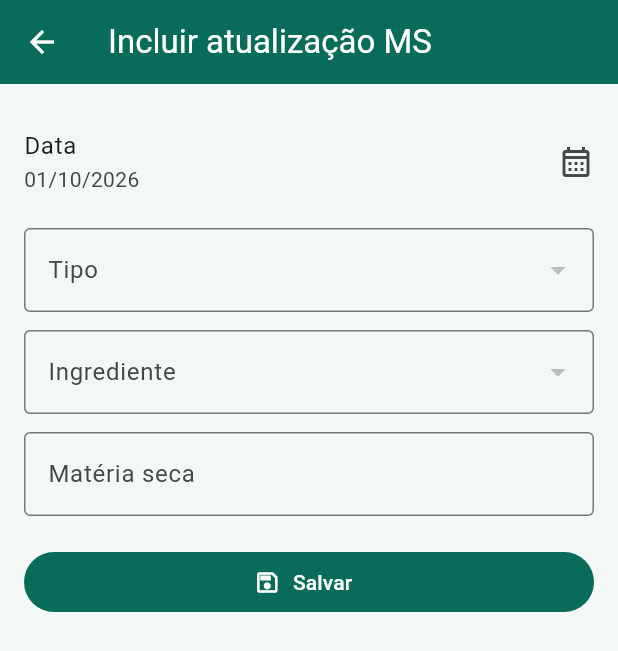
After one commit to Felippy-rocha/cowsystem, a Flutter app: the DryMatterHistoryPage screen opened directly, after a tap on the "add" icon, on a phone screen of 412 x 824 dp. The commit adds this screen. Shown: the top 651 px of the screen. Run offline on Flutter 3.47's test engine with Material 3 defaults, Android fonts, the phone set to English and light mode, and no system bars; missing offline and left inert: android_id; network calls fail.

Commit message:
Implement dry matter history

```diff
--- /dev/null
+++ b/lib/data/dry_matter_history_repository.dart
@@ -0,0 +1,225 @@
+import 'dart:convert';
+
+import 'soap_client.dart';
+
+class DryMatterChoice {
+  const DryMatterChoice({required this.code, required this.name});
+
+  final int code;
+  final String name;
+
+  factory DryMatterChoice.fromJson(Map<String, dynamic> json) =>
+      DryMatterChoice(
+        code: _dmInt(_dmField(json, 'CODIGO')),
+        name: '${_dmField(json, 'NOME') ?? ''}'.trim(),
+      );
+}
+
+class DryMatterHistoryRecord {
+  const DryMatterHistoryRecord({
+    required this.id,
+    required this.typeCode,
+    required this.typeName,
+    required this.date,
+    required this.ingredientCode,
+    required this.dietCode,
+    required this.entityName,
+    required this.percentage,
+  });
+
+  final int id;
+  final int typeCode;
+  final String typeName;
+  final String date;
+  final int ingredientCode;
+  final int dietCode;
+  final String entityName;
+  final double percentage;
+
+  factory DryMatterHistoryRecord.fromJson(Map<String, dynamic> json) =>
+      DryMatterHistoryRecord(
+        id: _dmInt(_dmField(json, 'ID')),
+        typeCode: _dmInt(_dmField(json, 'CODTIPO')),
+        typeName: '${_dmField(json, 'TIPO') ?? ''}'.trim(),
+        date: '${_dmField(json, 'DATA') ?? ''}'.trim(),
+        ingredientCode: _dmInt(_dmField(json, 'CODINGREDIENTE')),
+        dietCode: _dmInt(_dmField(json, 'CODDIETA')),
+        entityName: '${_dmField(json, 'ENTIDADE') ?? ''}'.trim(),
+        percentage: _dmDouble(_dmField(json, 'MS')),
+      );
+}
+
+class DryMatterHistoryRepository {
+  DryMatterHistoryRepository({required this.soapClient});
+
+  final SoapClient soapClient;
+
+  Future<List<DryMatterChoice>> fetchTypes() async {
+    final rows = await _query(
+      'SELECT CODIGO, DESCRICAO AS NOME FROM TB_TIPOHISTORICOMS ORDER BY CODIGO',
+    );
+    return rows.map(DryMatterChoice.fromJson).toList(growable: false);
+  }
+
+  Future<List<DryMatterChoice>> fetchDiets() async {
+    final rows = await _query(
+      'SELECT CODDIETA AS CODIGO, DESCRICAO AS NOME FROM TB_DIETA ORDER BY DESCRICAO',
+    );
+    return rows.map(DryMatterChoice.fromJson).toList(growable: false);
+  }
+
+  Future<List<DryMatterChoice>> fetchIngredients() async {
+    final rows = await _query(
+      'SELECT CODINGREDIENTE AS CODIGO, INGREDIENTE AS NOME '
+      'FROM TB_INGREDIENTES ORDER BY INGREDIENTE',
+    );
+    return rows.map(DryMatterChoice.fromJson).toList(growable: false);
+  }
+
+  Future<List<DryMatterHistoryRecord>> fetchHistory({String date = ''}) async {
+    final filter = date.trim().isEmpty
+        ? ''
+        : 'WHERE TRY_CONVERT(date, H.DATA, 103) = ${dryMatterSqlDate(date)}';
+    final rows = await _query('''
+SELECT H.ID, H.CODTIPO, T.DESCRICAO AS TIPO, H.DATA,
+  H.CODINGREDIENTE, H.CODDIETA, H.MS,
+  CASE WHEN H.CODTIPO = 1 THEN D.DESCRICAO ELSE I.INGREDIENTE END AS ENTIDADE
+FROM TB_HISTORICOMS H
+INNER JOIN TB_TIPOHISTORICOMS T ON T.CODIGO = H.CODTIPO
+LEFT JOIN TB_INGREDIENTES I ON I.CODINGREDIENTE = H.CODINGREDIENTE
+LEFT JOIN TB_DIETA D ON D.CODDIETA = H.CODDIETA
+$filter
+ORDER BY H.ID DESC''');
+    return rows.map(DryMatterHistoryRecord.fromJson).toList(growable: false);
+  }
+
+  Future<void> save({
+    int id = -1,
+    required int typeCode,
+    required String date,
+    required int ingredientCode,
+    required int dietCode,
+    required double percentage,
+  }) => _execute(
+    dryMatterHistorySaveSql(
+      id: id,
+      typeCode: typeCode,
+      date: date,
+      ingredientCode: ingredientCode,
+      dietCode: dietCode,
+      percentage: percentage,
+    ),
+  );
+
+  Future<void> delete(int id) =>
+      _execute('DELETE FROM TB_HISTORICOMS WHERE ID = ${_dmPositive(id)};');
+
+  Future<List<Map<String, dynamic>>> _query(String sql) async {
+    final response = await soapClient.callResult(
+      action: 'Importar_Json',
+      password: const String.fromEnvironment('COWSYSTEM_SOAP_PASSWORD'),
+      body:
+          '<xSql>${_dmXmlEscape(sql)}</xSql>'
+          '<Sufixo>${_dmXmlEscape(soapClient.suffix)}</Sufixo>'
+          '<BancoLocal>false</BancoLocal>',
+    );
+    final value = response.trim();
+    if (value.startsWith('#ic#')) {
+      throw SoapException(
+        value.replaceFirst('#ic#', '').replaceFirst('#fc#', ''),
+      );
+    }
+    try {
+      final decoded = jsonDecode(value);
+      if (decoded is List) {
+        return decoded.whereType<Map<String, dynamic>>().toList();
+      }
+      if (decoded is Map<String, dynamic>) return [decoded];
+    } on FormatException {
+      throw SoapException(value.isEmpty ? 'Resposta vazia do Azure.' : value);
+    }
+    if (value.isEmpty) return const [];
+    throw SoapException(value);
+  }
+
+  Future<void> _execute(String sql) async {
+    final password = const String.fromEnvironment('COWSYSTEM_SOAP_PASSWORD');
+    final response = await soapClient.callResult(
+      action: 'ExecSql',
+      password: password,
+      body:
+          '<xSql>${_dmXmlEscape(sql)}</xSql>'
+          '<Login>${_dmXmlEscape(soapClient.username)}</Login>'
+          '<Senha>${_dmXmlEscape(password)}</Senha>'
+          '<Sufixo>${_dmXmlEscape(soapClient.suffix)}</Sufixo>'
+          '<BancoLocal>false</BancoLocal>',
+    );
+    if (response.contains('#ic#-1#fc#')) {
+      throw SoapException(
+        response.replaceFirst('#ic#', '').replaceFirst('#fc#', ''),
+      );
+    }
+  }
+}
+
+String dryMatterSqlDate(String value) {
+  final trimmed = value.trim();
+  final brazilian = RegExp(r'^(\d{2})/(\d{2})/(\d{4})$').firstMatch(trimmed);
+  final normalized = brazilian == null
+      ? trimmed
+      : '${brazilian.group(3)}-${brazilian.group(2)}-${brazilian.group(1)}';
+  if (!RegExp(r'^\d{4}-\d{2}-\d{2}$').hasMatch(normalized)) {
+    throw FormatException('Data de matéria seca inválida: $value');
+  }
+  final parts = normalized.split('-').map(int.parse).toList(growable: false);
+  final parsed = DateTime.utc(parts[0], parts[1], parts[2]);
+  if (parsed.year != parts[0] ||
+      parsed.month != parts[1] ||
+      parsed.day != parts[2]) {
+    throw FormatException('Data de matéria seca inválida: $value');
+  }
+  return "'$normalized'";
+}
+
+String dryMatterHistorySaveSql({
+  int id = -1,
+  required int typeCode,
+  required String date,
+  required int ingredientCode,
+  required int dietCode,
+  required double percentage,
+}) {
+  if (id < -1 ||
+      typeCode <= 0 ||
+      percentage <= 0 ||
+      (typeCode == 1 && dietCode <= 0) ||
+      (typeCode == 2 && ingredientCode <= 0)) {
+    throw ArgumentError(
+      'Informe tipo, dieta ou ingrediente e percentual MS válido.',
+    );
+  }
+  final value = percentage.toStringAsFixed(2);
+  return 'EXEC SP_TB_HISTORICOMS_INSERT $id, $typeCode, '
+      '${dryMatterSqlDate(date)}, $ingredientCode, $dietCode, $value;';
+}
+
+int _dmPositive(int value) {
+  if (value <= 0) throw ArgumentError.value(value, 'id');
+  return value;
+}
+
+dynamic _dmField(Map<String, dynamic> row, String name) {
+  for (final entry in row.entries) {
+    if (entry.key.toUpperCase() == name.toUpperCase()) return entry.value;
+  }
+  return null;
+}
+
+int _dmInt(Object? value) => int.tryParse('${value ?? 0}') ?? 0;
+
+double _dmDouble(Object? value) => double.tryParse('${value ?? 0}') ?? 0;
+
+String _dmXmlEscape(String value) => value
+    .replaceAll('&', '&amp;')
+    .replaceAll('<', '&lt;')
+    .replaceAll('>', '&gt;');
--- /dev/null
+++ b/lib/dry_matter_history_page.dart
@@ -0,0 +1,496 @@
+import 'package:flutter/material.dart';
+
+import 'data/client_routing.dart';
+import 'data/dry_matter_history_repository.dart';
+import 'data/soap_client.dart';
+
+class DryMatterHistoryPage extends StatefulWidget {
+  const DryMatterHistoryPage({super.key});
+
+  @override
+  State<DryMatterHistoryPage> createState() => _DryMatterHistoryPageState();
+}
+
+class _DryMatterHistoryPageState extends State<DryMatterHistoryPage> {
+  late final SoapClient _client;
+  late final DryMatterHistoryRepository _repository;
+  List<DryMatterHistoryRecord> _records = const [];
+  List<DryMatterChoice> _types = const [];
+  List<DryMatterChoice> _diets = const [];
+  List<DryMatterChoice> _ingredients = const [];
+  DateTime? _filterDate;
+  bool _loading = true;
+  String? _error;
+
+  @override
+  void initState() {
+    super.initState();
+    _client = SoapClient(suffix: ClientRoutingSession.suffix);
+    _repository = DryMatterHistoryRepository(soapClient: _client);
+    _load();
+  }
+
+  @override
+  void dispose() {
+    _client.close();
+    super.dispose();
+  }
+
+  Future<void> _load() async {
+    setState(() {
+      _loading = true;
+      _error = null;
+    });
+    try {
+      final results = await Future.wait([
+        _repository.fetchHistory(
+          date: _filterDate == null ? '' : _sqlDate(_filterDate!),
+        ),
+        _repository.fetchTypes(),
+        _repository.fetchDiets(),
+        _repository.fetchIngredients(),
+      ]);
+      if (!mounted) return;
+      setState(() {
+        _records = results[0] as List<DryMatterHistoryRecord>;
+        _types = results[1] as List<DryMatterChoice>;
+        _diets = results[2] as List<DryMatterChoice>;
+        _ingredients = results[3] as List<DryMatterChoice>;
+        _loading = false;
+      });
+    } on SoapException catch (error) {
+      if (mounted) {
+        setState(() {
+          _error = error.message;
+          _loading = false;
+        });
+      }
+    }
+  }
+
+  Future<void> _chooseDate() async {
+    final selected = await showDatePicker(
+      context: context,
+      initialDate: _filterDate ?? DateTime.now(),
+      firstDate: DateTime(2000),
+      lastDate: DateTime(2100),
+    );
+    if (selected == null) return;
+    setState(() => _filterDate = selected);
+    await _load();
+  }
+
+  Future<void> _openForm([DryMatterHistoryRecord? record]) async {
+    final saved = await Navigator.of(context).push<bool>(
+      MaterialPageRoute<bool>(
+        builder: (_) => DryMatterHistoryFormPage(
+          repository: _repository,
+          types: _types,
+          diets: _diets,
+          ingredients: _ingredients,
+          record: record,
+        ),
+      ),
+    );
+    if (saved == true) await _load();
+  }
+
+  Future<void> _delete(DryMatterHistoryRecord record) async {
+    final confirmed = await showDialog<bool>(
+      context: context,
+      builder: (context) => AlertDialog(
+        title: const Text('Excluir histórico?'),
+        content: Text('O registro de ${record.date} será removido.'),
+        actions: [
+          TextButton(
+            onPressed: () => Navigator.pop(context, false),
+            child: const Text('Cancelar'),
+          ),
+          FilledButton(
+            onPressed: () => Navigator.pop(context, true),
+            child: const Text('Excluir'),
+          ),
+        ],
+      ),
+    );
+    if (confirmed != true) return;
+    try {
+      await _repository.delete(record.id);
+      await _load();
+    } on SoapException catch (error) {
+      if (mounted) setState(() => _error = error.message);
+    }
+  }
+
+  @override
+  Widget build(BuildContext context) {
+    final colors = Theme.of(context).colorScheme;
+    return Scaffold(
+      appBar: AppBar(
+        title: const Text('Histórico de MS'),
+        backgroundColor: colors.primary,
+        foregroundColor: Colors.white,
+        actions: [
+          IconButton(
+            tooltip: 'Atualizar',
+            onPressed: _loading ? null : _load,
+            icon: const Icon(Icons.refresh),
+          ),
+          IconButton(
+            tooltip: 'Incluir atualização de MS',
+            onPressed: _loading ? null : () => _openForm(),
+            icon: const Icon(Icons.add),
+          ),
+        ],
+      ),
+      body: Column(
+        children: [
+          Padding(
+            padding: const EdgeInsets.fromLTRB(16, 12, 16, 8),
+            child: Row(
+              children: [
+                Expanded(
+                  child: InkWell(
+                    onTap: _loading ? null : _chooseDate,
+                    borderRadius: BorderRadius.circular(4),
+                    child: InputDecorator(
+                      decoration: const InputDecoration(
+                        labelText: 'Filtrar por data',
+                        prefixIcon: Icon(Icons.calendar_month_outlined),
+                        border: OutlineInputBorder(),
+                      ),
+                      child: Text(
+                        _filterDate == null
+                            ? 'Todas as datas'
+                            : _displayDate(_filterDate!),
+                      ),
+                    ),
+                  ),
+                ),
+                if (_filterDate != null)
+                  IconButton(
+                    tooltip: 'Limpar filtro',
+                    onPressed: () {
+                      setState(() => _filterDate = null);
+                      _load();
+                    },
+                    icon: const Icon(Icons.close),
+                  ),
+              ],
+            ),
+          ),
+          if (_loading) const LinearProgressIndicator(),
+          if (_error != null)
+            MaterialBanner(
+              content: Text(_error!),
+              actions: [
+                TextButton(
+                  onPressed: _load,
+                  child: const Text('Tentar novamente'),
+                ),
+              ],
+            ),
+          if (_records.isNotEmpty)
+            Padding(
+              padding: const EdgeInsets.fromLTRB(16, 8, 16, 2),
+              child: Align(
+                alignment: Alignment.centerLeft,
+                child: Text('${_records.length} registro(s)'),
+              ),
+            ),
+          Expanded(
+            child: _loading && _records.isEmpty
+                ? const Center(child: CircularProgressIndicator())
+                : _records.isEmpty
+                ? const Center(
+                    child: Text('Nenhuma atualização de MS registrada.'),
+                  )
+                : ListView.separated(
+                    padding: const EdgeInsets.fromLTRB(16, 6, 16, 20),
+                    itemCount: _records.length,
+                    separatorBuilder: (_, index) => const SizedBox(height: 6),
+                    itemBuilder: (context, index) {
+                      final record = _records[index];
+                      return Card(
+                        margin: EdgeInsets.zero,
+                        child: ListTile(
+                          leading: CircleAvatar(
+                            backgroundColor: colors.secondaryContainer,
+                            child: const Icon(Icons.opacity_outlined),
+                          ),
+                          title: Text(
+                            record.entityName,
+                            style: const TextStyle(fontWeight: FontWeight.w600),
+                          ),
+                          subtitle: Text('${record.typeName} · ${record.date}'),
+                          trailing: Row(
+                            mainAxisSize: MainAxisSize.min,
+                            children: [
+                              Text('${_number(record.percentage)}%'),
+                              PopupMenuButton<String>(
+                                tooltip: 'Ações do registro',
+                                onSelected: (action) {
+                                  if (action == 'edit') _openForm(record);
+                                  if (action == 'delete') _delete(record);
+                                },
+                                itemBuilder: (context) => const [
+                                  PopupMenuItem(
+                                    value: 'edit',
+                                    child: Text('Editar'),
+                                  ),
+                                  PopupMenuItem(
+                                    value: 'delete',
+                                    child: Text('Excluir'),
+                                  ),
+                                ],
+                              ),
+                            ],
+                          ),
+                        ),
+                      );
+                    },
+                  ),
+          ),
+        ],
+      ),
+    );
+  }
+
+  String _sqlDate(DateTime value) =>
+      '${value.year.toString().padLeft(4, '0')}-'
+      '${value.month.toString().padLeft(2, '0')}-'
+      '${value.day.toString().padLeft(2, '0')}';
+
+  String _displayDate(DateTime value) =>
+      '${value.day.toString().padLeft(2, '0')}/'
+      '${value.month.toString().padLeft(2, '0')}/${value.year}';
+
+  String _number(double value) => value == value.roundToDouble()
+      ? value.toInt().toString()
+      : value
+            .toStringAsFixed(2)
+            .replaceAll(RegExp(r'0+$'), '')
+            .replaceAll(RegExp(r'\.$'), '');
+}
+
+class DryMatterHistoryFormPage extends StatefulWidget {
+  const DryMatterHistoryFormPage({
+    required this.repository,
+    required this.types,
+    required this.diets,
+    required this.ingredients,
+    this.record,
+    super.key,
+  });
+
+  final DryMatterHistoryRepository repository;
+  final List<DryMatterChoice> types;
+  final List<DryMatterChoice> diets;
+  final List<DryMatterChoice> ingredients;
+  final DryMatterHistoryRecord? record;
+
+  @override
+  State<DryMatterHistoryFormPage> createState() =>
+      _DryMatterHistoryFormPageState();
+}
+
+class _DryMatterHistoryFormPageState extends State<DryMatterHistoryFormPage> {
+  final _percentageController = TextEditingController();
+  late DateTime _date;
+  int? _typeCode;
+  int? _entityCode;
+  bool _saving = false;
+  String? _error;
+
+  bool get _isDiet => _typeCode == 1;
+  List<DryMatterChoice> get _entities =>
+      _isDiet ? widget.diets : widget.ingredients;
+
+  @override
+  void initState() {
+    super.initState();
+    final record = widget.record;
+    _date = record == null ? DateTime.now() : _parseDate(record.date);
+    _typeCode = record?.typeCode ?? widget.types.firstOrNull?.code;
+    _entityCode = record == null
+        ? null
+        : record.typeCode == 1
+        ? record.dietCode
+        : record.ingredientCode;
+    _percentageController.text = record?.percentage.toString() ?? '';
+  }
+
+  @override
+  void dispose() {
+    _percentageController.dispose();
+    super.dispose();
+  }
+
+  Future<void> _chooseDate() async {
+    final selected = await showDatePicker(
+      context: context,
+      initialDate: _date,
+      firstDate: DateTime(2000),
+      lastDate: DateTime(2100),
+    );
+    if (selected != null) setState(() => _date = selected);
+  }
+
+  void _changeType(int? value) {
+    setState(() {
+      _typeCode = value;
+      _entityCode = null;
+    });
+  }
+
+  Future<void> _save() async {
+    final percentage = double.tryParse(
+      _percentageController.text.trim().replaceAll(',', '.'),
+    );
+    if (_typeCode == null ||
+        _entityCode == null ||
+        percentage == null ||
+        percentage <= 0) {
+      setState(
+        () => _error =
+            'Informe tipo, dieta ou ingrediente e percentual MS válido.',
+      );
+      return;
+    }
+    setState(() {
+      _saving = true;
+      _error = null;
+    });
+    try {
+      await widget.repository.save(
+        id: widget.record?.id ?? -1,
+        typeCode: _typeCode!,
+        date: _sqlDate(_date),
+        ingredientCode: _isDiet ? 0 : _entityCode!,
+        dietCode: _isDiet ? _entityCode! : 0,
+        percentage: percentage,
+      );
+      if (mounted) Navigator.pop(context, true);
+    } on SoapException catch (error) {
+      if (mounted) {
+        setState(() {
+          _error = error.message;
+          _saving = false;
+        });
+      }
+    }
+  }
+
+  @override
+  Widget build(BuildContext context) {
+    final colors = Theme.of(context).colorScheme;
+    return Scaffold(
+      appBar: AppBar(
+        title: Text(
+          widget.record == null
+              ? 'Incluir atualização MS'
+              : 'Alterar histórico MS',
+        ),
+        backgroundColor: colors.primary,
+        foregroundColor: Colors.white,
+      ),
+      body: ListView(
+        padding: const EdgeInsets.all(16),
+        children: [
+          ListTile(
+            contentPadding: EdgeInsets.zero,
+            title: const Text('Data'),
+            subtitle: Text(_displayDate(_date)),
+            trailing: const Icon(Icons.calendar_month_outlined),
+            onTap: _saving ? null : _chooseDate,
+          ),
+          const SizedBox(height: 8),
+          DropdownButtonFormField<int>(
+            initialValue: widget.types.any((item) => item.code == _typeCode)
+                ? _typeCode
+                : null,
+            isExpanded: true,
+            decoration: const InputDecoration(
+              labelText: 'Tipo',
+              border: OutlineInputBorder(),
+            ),
+            items: widget.types
+                .map(
+                  (item) => DropdownMenuItem(
+                    value: item.code,
+                    child: Text(item.name),
+                  ),
+                )
+                .toList(growable: false),
+            onChanged: _saving ? null : _changeType,
+          ),
+          const SizedBox(height: 12),
+          DropdownButtonFormField<int>(
+            key: ValueKey('$_typeCode-$_entityCode'),
+            initialValue: _entities.any((item) => item.code == _entityCode)
+                ? _entityCode
+                : null,
+            isExpanded: true,
+            decoration: InputDecoration(
+              labelText: _typeCode == 1 ? 'Dieta' : 'Ingrediente',
+              border: const OutlineInputBorder(),
+            ),
+            items: _entities
+                .map(
+                  (item) => DropdownMenuItem(
+                    value: item.code,
+                    child: Text(item.name),
+                  ),
+                )
+                .toList(growable: false),
+            onChanged: _saving
+                ? null
+                : (value) => setState(() => _entityCode = value),
+          ),
+          const SizedBox(height: 12),
+          TextField(
+            controller: _percentageController,
+            keyboardType: const TextInputType.numberWithOptions(decimal: true),
+            decoration: const InputDecoration(
+              labelText: 'Matéria seca',
+              suffixText: '%',
+              border: OutlineInputBorder(),
+            ),
+          ),
+          if (_error != null) ...[
+            const SizedBox(height: 12),
+            Text(_error!, style: TextStyle(color: colors.error)),
+          ],
+          const SizedBox(height: 20),
+          FilledButton.icon(
+            onPressed: _saving ? null : _save,
+            icon: const Icon(Icons.save_outlined),
+            label: Text(_saving ? 'Salvando...' : 'Salvar'),
+          ),
+        ],
+      ),
+    );
+  }
+
+  String _sqlDate(DateTime value) =>
+      '${value.year.toString().padLeft(4, '0')}-'
+      '${value.month.toString().padLeft(2, '0')}-'
+      '${value.day.toString().padLeft(2, '0')}';
+
+  String _displayDate(DateTime value) =>
+      '${value.day.toString().padLeft(2, '0')}/'
+      '${value.month.toString().padLeft(2, '0')}/${value.year}';
+}
+
+DateTime _parseDate(String value) {
+  final trimmed = value.trim();
+  final brazilian = RegExp(r'^(\d{2})/(\d{2})/(\d{4})$').firstMatch(trimmed);
+  if (brazilian != null) {
+    return DateTime(
+      int.parse(brazilian.group(3)!),
+      int.parse(brazilian.group(2)!),
+      int.parse(brazilian.group(1)!),
+    );
+  }
+  return DateTime.tryParse(trimmed) ?? DateTime.now();
+}
--- a/lib/main.dart
+++ b/lib/main.dart
@@ -17,6 +17,7 @@ import 'animal_treatment_application_page.dart';
 import 'animal_hoof_trimming_page.dart';
 import 'animal_bst_application_page.dart';
 import 'animal_bst_page.dart';
+import 'dry_matter_history_page.dart';
 import 'data/animal_record.dart';
 import 'data/animal_repository.dart';
 import 'data/client_routing.dart';
@@ -493,6 +494,7 @@ class ModulePage extends StatelessWidget {
           _ModuleEntry('Incluir BST', Icons.medical_services_outlined),
           _ModuleEntry('Aplicar BST', Icons.medical_services_outlined),
           _ModuleEntry('Aplicar tratamento', Icons.medical_services_outlined),
+          _ModuleEntry('Atualizar MS', Icons.opacity_outlined),
           _ModuleEntry('Diagnóstico gestacional', Icons.monitor_heart_outlined),
           _ModuleEntry('Parto', Icons.child_friendly_outlined),
           _ModuleEntry('Registrar desmame', Icons.swap_horiz_outlined),
@@ -691,6 +693,9 @@ class ModulePage extends StatelessWidget {
                       }
                       if (entry.label == 'Aplicar tratamento') {
                         return const AnimalTreatmentApplicationPage();
+                      }
+                      if (entry.label == 'Atualizar MS') {
+                        return const DryMatterHistoryPage();
                       }
                       if (entry.label == 'Parto') {
                         return const AnimalBirthPage();
```
Also changed, not shown: 1 other file.
